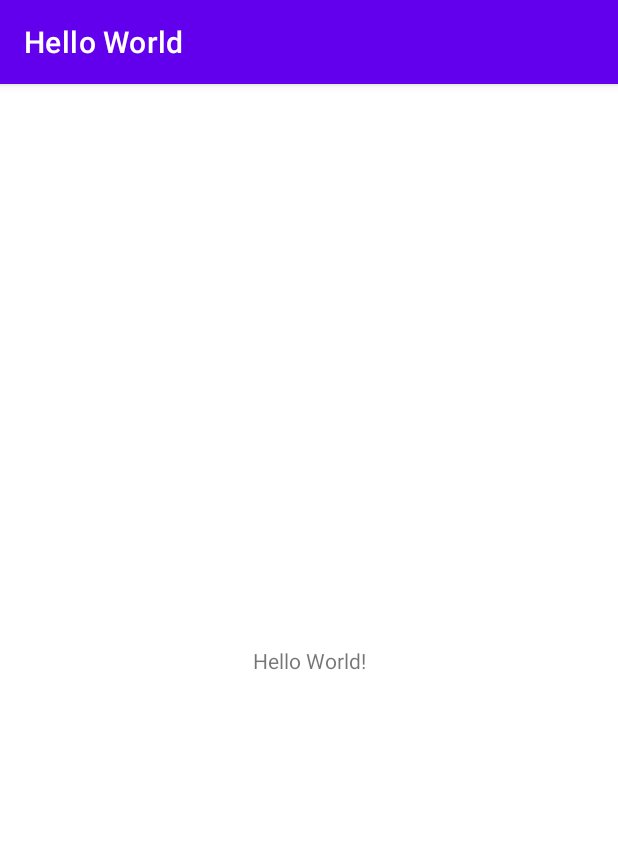
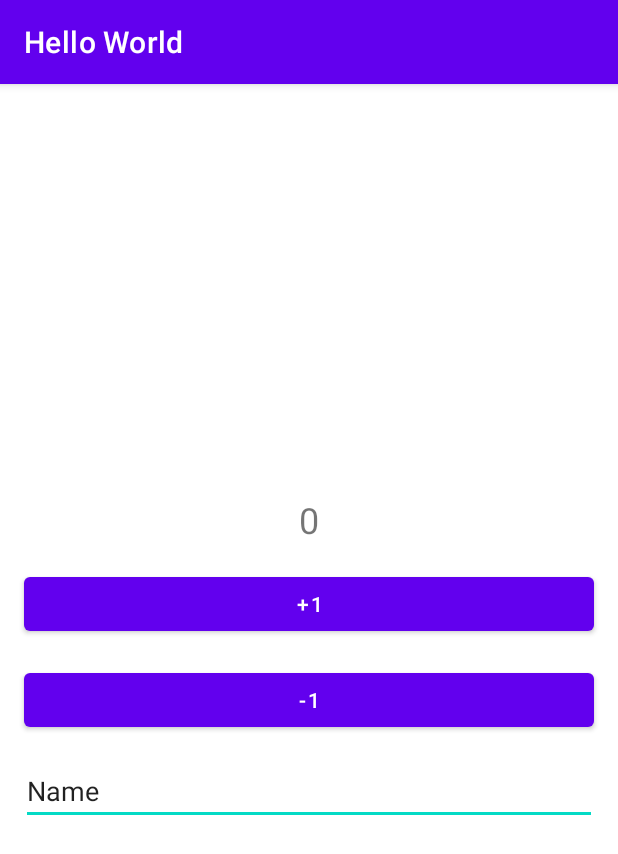
Before and after one commit to geznerd/hello-android-kotlin, an Android app: the screen it shows after launch (MainActivity), on a phone screen of 412 x 824 dp. Shown: the top 854 px of the screen. Run offline under Robolectric (Android 15) with nearby library versions, the phone set to English and light mode, and no system bars.

Commit message:
activity main diubah

```diff
--- a/app/src/main/res/layout/activity_main.xml
+++ b/app/src/main/res/layout/activity_main.xml
@@ -1,18 +1,50 @@
 <?xml version="1.0" encoding="utf-8"?>
-<androidx.constraintlayout.widget.ConstraintLayout xmlns:android="http://schemas.android.com/apk/res/android"
+<LinearLayout xmlns:android="http://schemas.android.com/apk/res/android"
     xmlns:app="http://schemas.android.com/apk/res-auto"
     xmlns:tools="http://schemas.android.com/tools"
+    android:id="@+id/reset"
     android:layout_width="match_parent"
     android:layout_height="match_parent"
+    android:gravity="center"
+    android:orientation="vertical"
     tools:context=".MainActivity">
 
     <TextView
+        android:id="@+id/haloTextView"
         android:layout_width="wrap_content"
         android:layout_height="wrap_content"
-        android:text="Hello World!"
-        app:layout_constraintBottom_toBottomOf="parent"
-        app:layout_constraintEnd_toEndOf="parent"
-        app:layout_constraintStart_toStartOf="parent"
-        app:layout_constraintTop_toTopOf="parent" />
+        android:gravity="center"
+        android:text="0"
+        android:textSize="24sp" />
 
-</androidx.constraintlayout.widget.ConstraintLayout>
+    <Button
+        android:id="@+id/button"
+        android:layout_width="match_parent"
+        android:layout_height="wrap_content"
+        android:layout_marginStart="16dp"
+        android:layout_marginTop="16dp"
+        android:layout_marginEnd="16dp"
+        android:text="+1" />
+
+
+    <Button
+        android:id="@+id/kurang"
+        android:layout_width="match_parent"
+        android:layout_height="wrap_content"
+        android:layout_marginStart="16dp"
+        android:layout_marginTop="16dp"
+        android:layout_marginEnd="16dp"
+        android:text="-1" />
+
+    <EditText
+        android:id="@+id/inputText"
+        android:layout_width="match_parent"
+        android:layout_height="wrap_content"
+        android:layout_marginLeft="14dp"
+        android:layout_marginTop="14dp"
+        android:layout_marginRight="14dp"
+        android:ems="10"
+        android:inputType="textPersonName"
+        android:text="Name" />
+
+</LinearLayout>
```
